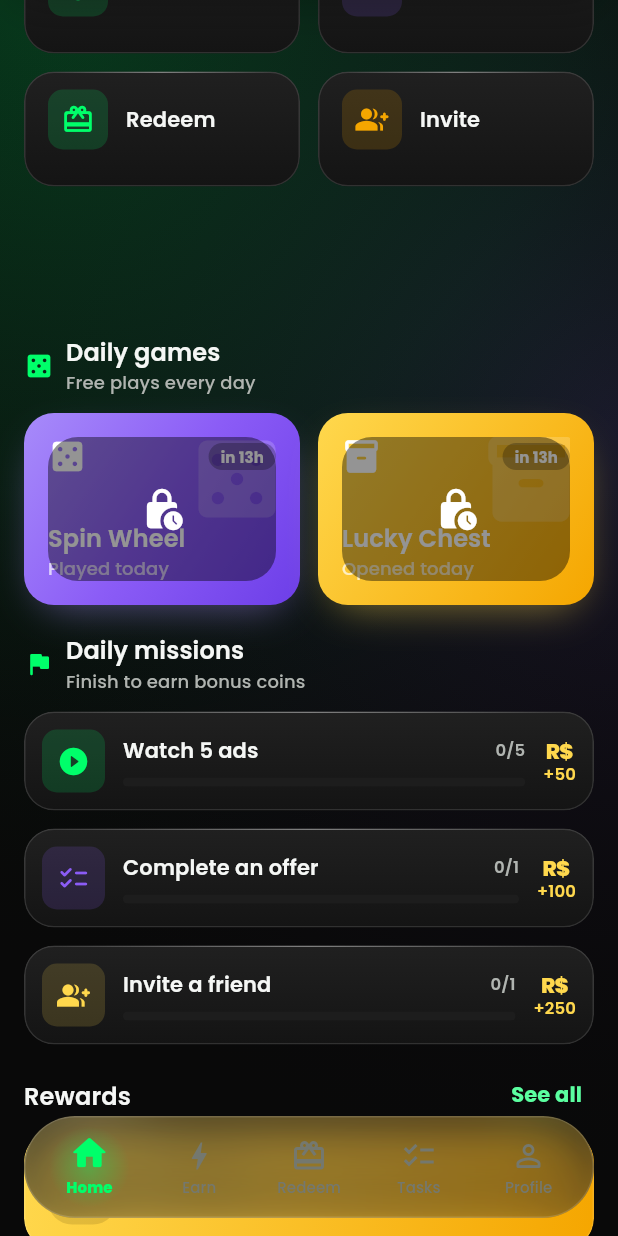
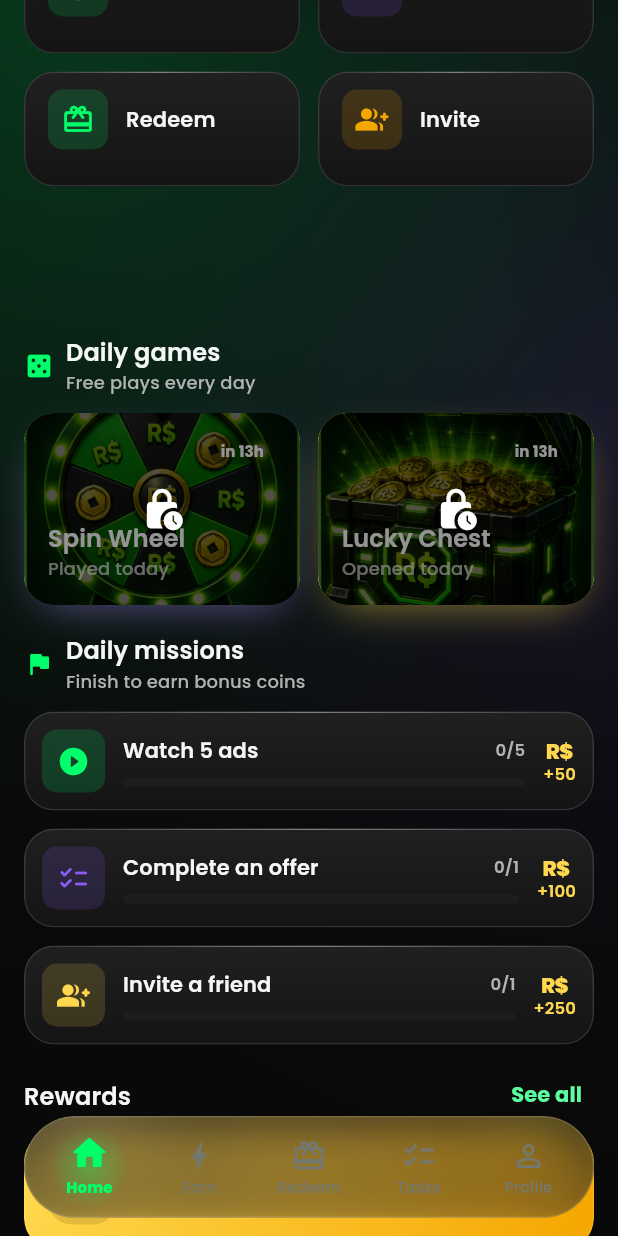
Before and after one commit to DARK7END/Robux-Box, a Flutter app: the screen it shows once a user with an empty profile is signed in, scrolled down 576 dp, on a phone screen of 412 x 824 dp. Run offline on Flutter 3.47's test engine with Material 3 defaults, Android fonts, the phone set to English and light mode, and no system bars; drawn by our look-alikes of flutter_animate; our stand-ins replace cached_network_image, cloud_firestore, cloud_functions, confetti, connectivity_plus, device_info_plus and 24 more; missing offline and left inert: app_tracking_transparency, firebase_app_check; accounts and stored records are empty; generated files the repository leaves out were written again.

Commit message:
Use the real wheel/chest art on the daily-games cards; make the home avatar open the account
- GameFeatureCard now shows the supplied Spin Wheel / Lucky Chest
  artwork full-bleed as the card background (with a scrim for text
  legibility) instead of a generic Material icon, on both the Home and
  Earn screens. Falls back to the original gradient + floating icon
  when no image is supplied.
- The account avatar in the Home header is now tappable and opens the
  profile tab, where tapping the avatar again opens editing — same
  pattern already used on the Profile screen itself.

```diff
--- a/lib/core/widgets/game_feature_card.dart
+++ b/lib/core/widgets/game_feature_card.dart
@@ -6,7 +6,8 @@ import '../extensions/context_extensions.dart';
 import '../theme/app_dimens.dart';
 
 /// A premium "daily game" tile (Spin Wheel / Lucky Chest) with a gradient body,
-/// a soft glow, a floating/pulsing emblem and a press micro-interaction.
+/// a soft glow, a real artwork thumbnail (or a floating/pulsing fallback icon
+/// when no artwork is supplied) and a press micro-interaction.
 class GameFeatureCard extends StatefulWidget {
   const GameFeatureCard({
     super.key,
@@ -15,6 +16,7 @@ class GameFeatureCard extends StatefulWidget {
     required this.icon,
     required this.gradient,
     required this.onTap,
+    this.image,
     this.badge,
     this.dimmed = false,
   });
@@ -24,6 +26,9 @@ class GameFeatureCard extends StatefulWidget {
   final IconData icon;
   final Gradient gradient;
   final VoidCallback onTap;
+
+  /// Real brand artwork asset shown as a thumbnail in place of [icon], when set.
+  final String? image;
   final String? badge;
 
   /// When true (e.g. daily play already used), the card is desaturated with a
@@ -53,7 +58,7 @@ class _GameFeatureCardState extends State<GameFeatureCard> {
         curve: _pressed ? Curves.easeOut : AppCurves.spring,
         child: Container(
           height: 128,
-          padding: const EdgeInsets.all(AppSpacing.lg),
+          clipBehavior: Clip.antiAlias,
           decoration: BoxDecoration(
             gradient: widget.gradient,
             borderRadius: BorderRadius.circular(AppRadius.lg),
@@ -70,7 +75,11 @@ class _GameFeatureCardState extends State<GameFeatureCard> {
             ],
           ),
           child: Stack(
+            fit: StackFit.expand,
             children: [
+              if (widget.image != null)
+                Image.asset(widget.image!, fit: BoxFit.cover)
+              else
                 Positioned(
                   right: -8,
                   top: -6,
@@ -82,12 +91,19 @@ class _GameFeatureCardState extends State<GameFeatureCard> {
                       .animate(onPlay: (c) => c.repeat(reverse: true))
                       .moveY(begin: 0, end: -6, duration: 1600.ms, curve: Curves.easeInOut),
                 ),
-              Column(
+              // A uniform scrim keeps title/badge legible over busy artwork —
+              // the plain gradient needs none, so it's skipped there.
+              if (widget.image != null)
+                ColoredBox(color: Colors.black.withOpacity(0.46)),
+              Padding(
+                padding: const EdgeInsets.all(AppSpacing.lg),
+                child: Column(
                   crossAxisAlignment: CrossAxisAlignment.start,
                   mainAxisAlignment: MainAxisAlignment.spaceBetween,
                   children: [
                     Row(
                       children: [
+                        if (widget.image == null)
                           Icon(widget.icon, color: Colors.white, size: 26),
                         const Spacer(),
                         if (widget.badge != null)
@@ -111,6 +127,8 @@ class _GameFeatureCardState extends State<GameFeatureCard> {
                       crossAxisAlignment: CrossAxisAlignment.start,
                       children: [
                         Text(widget.title,
+                            maxLines: 1,
+                            overflow: TextOverflow.ellipsis,
                             style: context.text.titleMedium
                                 ?.copyWith(color: Colors.white)),
                         Text(widget.subtitle,
@@ -121,6 +139,7 @@ class _GameFeatureCardState extends State<GameFeatureCard> {
                       ],
                     ),
                   ],
+                ),
               ),
               if (widget.dimmed)
                 Positioned.fill(
--- a/lib/features/earn/presentation/earn_screen.dart
+++ b/lib/features/earn/presentation/earn_screen.dart
@@ -76,6 +76,7 @@ class _EarnScreenState extends ConsumerState<EarnScreen> {
                       ? context.l10n.earnWinUpTo500
                       : context.l10n.earnPlayedToday,
                   icon: Icons.casino_rounded,
+                  image: 'assets/images/spin_wheel_feature.png',
                   gradient: AppGradients.accent,
                   badge: canSpin
                       ? context.l10n.earnFreeBadge
@@ -95,6 +96,7 @@ class _EarnScreenState extends ConsumerState<EarnScreen> {
                       ? context.l10n.earnOpenForCoins
                       : context.l10n.earnOpenedToday,
                   icon: Icons.inventory_2_rounded,
+                  image: 'assets/images/lucky_chest_feature.png',
                   gradient: AppGradients.coin,
                   badge: canChest
                       ? context.l10n.earnHotBadge
--- a/lib/features/home/presentation/home_screen.dart
+++ b/lib/features/home/presentation/home_screen.dart
@@ -120,6 +120,7 @@ class _HomeContent extends ConsumerWidget {
                     ? context.l10n.earnWinUpTo500
                     : context.l10n.earnPlayedToday,
                 icon: Icons.casino_rounded,
+                image: 'assets/images/spin_wheel_feature.png',
                 gradient: AppGradients.accent,
                 badge: user.canSpinToday
                     ? context.l10n.earnFreeBadge
@@ -136,6 +137,7 @@ class _HomeContent extends ConsumerWidget {
                     ? context.l10n.earnOpenForCoins
                     : context.l10n.earnOpenedToday,
                 icon: Icons.inventory_2_rounded,
+                image: 'assets/images/lucky_chest_feature.png',
                 gradient: AppGradients.coin,
                 badge: user.canOpenChestToday
                     ? context.l10n.earnHotBadge
@@ -175,7 +177,11 @@ class _Header extends ConsumerWidget {
     return Row(
       children: [
         // Avatar inside a brand-gradient ring for a premium "profile" accent.
-        Container(
+        // Tapping it opens the account (profile tab), where the avatar itself
+        // opens editing — same pattern as the rest of the app.
+        Pressable(
+          onTap: () => context.go(AppRoutes.profile),
+          child: Container(
             padding: const EdgeInsets.all(2),
             decoration: BoxDecoration(
               shape: BoxShape.circle,
@@ -185,8 +191,9 @@ class _Header extends ConsumerWidget {
             child: CircleAvatar(
               radius: 23,
               backgroundColor: context.surfaces.surfaceHigh,
-            backgroundImage:
-                user.photoUrl.isNotEmpty ? NetworkImage(user.photoUrl) : null,
+              backgroundImage: user.photoUrl.isNotEmpty
+                  ? NetworkImage(user.photoUrl)
+                  : null,
               child: user.photoUrl.isEmpty
                   ? Text(
                       user.displayName.isNotEmpty
@@ -196,6 +203,7 @@ class _Header extends ConsumerWidget {
                           ?.copyWith(fontWeight: FontWeight.w800),
                     )
                   : null,
+            ),
           ),
         ),
         const SizedBox(width: AppSpacing.md),
```
Also changed, not shown: assets/images/lucky_chest_feature.png (added), assets/images/spin_wheel_feature.png (added). Lines whose indentation alone changed are shown as unchanged.
